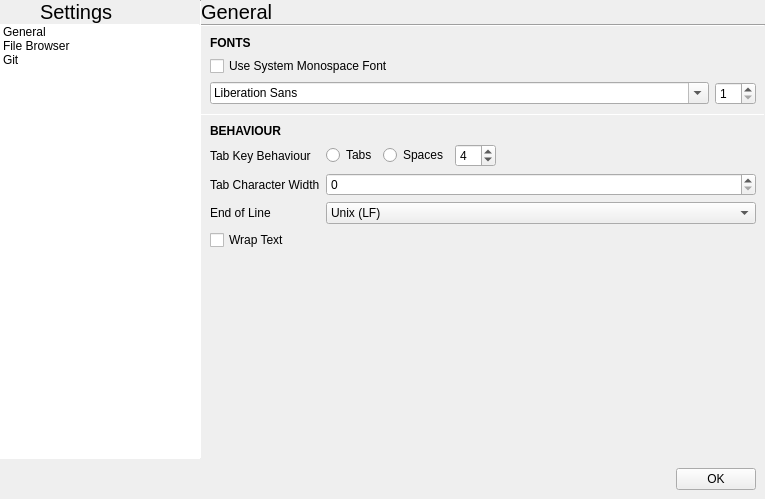
theCheeseboard/theSlate, file slate/settingsdialog.ui: the form before one commit.
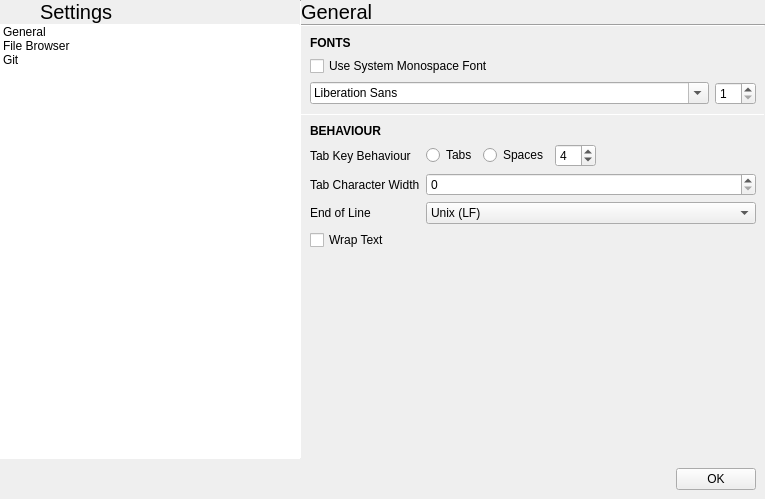
The form after the commit. The open tabs and pages were chosen to show the change. Icons and pictures are not drawn. Custom widgets are drawn as their Qt base class.

```diff
--- a/slate/settingsdialog.ui
+++ b/slate/settingsdialog.ui
@@ -38,7 +38,7 @@
       <widget class="QWidget" name="verticalWidget" native="true">
        <property name="maximumSize">
         <size>
-         <width>200</width>
+         <width>300</width>
          <height>16777215</height>
         </size>
        </property>
@@ -228,7 +228,7 @@
              <rect>
               <x>0</x>
               <y>0</y>
-              <width>562</width>
+              <width>490</width>
               <height>409</height>
              </rect>
             </property>
```
Left out of the diff: 4 changed lines with no effect on the pictures.
